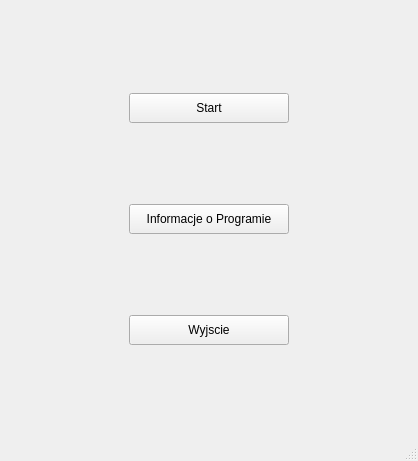
First picture: the form in GlowneOkno.ui, repository MBuczma/QtBot, before the edit.
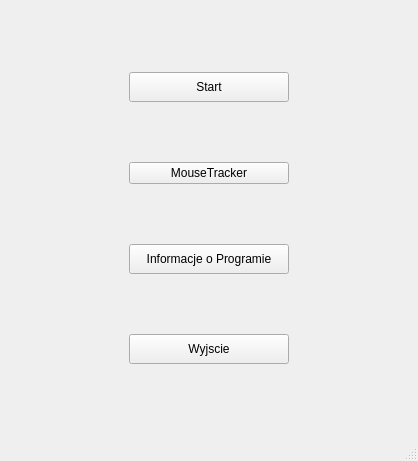
Second picture: the form after the edit.

Commit message:
Dodanie NagrywanieOkno
Tymczasowa implementacja do łowienia ryb

What changed in the file:
```diff
--- a/GlowneOkno.ui
+++ b/GlowneOkno.ui
@@ -40,6 +40,32 @@
       </property>
       <widget class="QWidget" name="page">
        <layout class="QGridLayout" name="gridLayout">
+        <item row="3" column="0">
+         <widget class="QPushButton" name="PrzyciskWyjscie">
+          <property name="maximumSize">
+           <size>
+            <width>16777215</width>
+            <height>30</height>
+           </size>
+          </property>
+          <property name="text">
+           <string>Wyjscie</string>
+          </property>
+         </widget>
+        </item>
+        <item row="2" column="0">
+         <widget class="QPushButton" name="PrzyciskInfo">
+          <property name="maximumSize">
+           <size>
+            <width>16777215</width>
+            <height>30</height>
+           </size>
+          </property>
+          <property name="text">
+           <string>Informacje o Programie</string>
+          </property>
+         </widget>
+        </item>
         <item row="0" column="0">
          <widget class="QPushButton" name="PrzyciskStart">
           <property name="maximumSize">
@@ -54,28 +80,9 @@
          </widget>
         </item>
         <item row="1" column="0">
-         <widget class="QPushButton" name="PrzyciskInfo">
-          <property name="maximumSize">
-           <size>
-            <width>16777215</width>
-            <height>30</height>
-           </size>
-          </property>
+         <widget class="QPushButton" name="PrzyciskMouseTracker">
           <property name="text">
-           <string>Informacje o Programie</string>
-          </property>
-         </widget>
-        </item>
-        <item row="2" column="0">
-         <widget class="QPushButton" name="PrzyciskWyjscie">
-          <property name="maximumSize">
-           <size>
-            <width>16777215</width>
-            <height>30</height>
-           </size>
-          </property>
-          <property name="text">
-           <string>Wyjscie</string>
+           <string>MouseTracker</string>
           </property>
          </widget>
         </item>
```
Left out of the diff: 1 changed line with no effect on the pictures. The commit also changes 10 other files.
